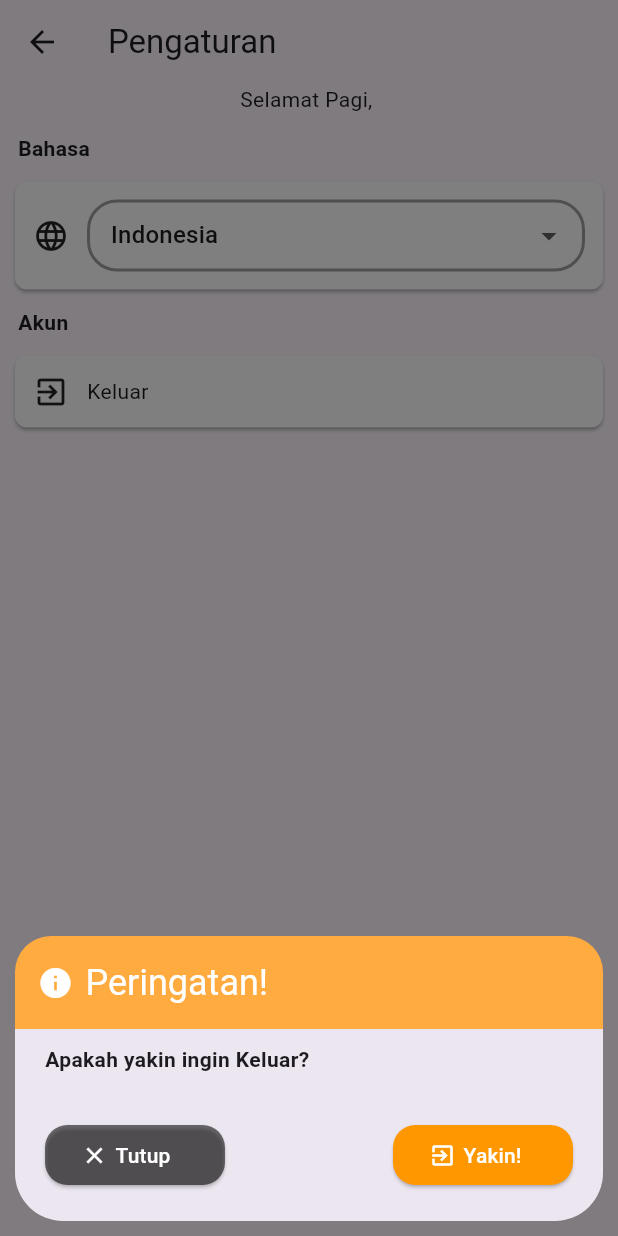
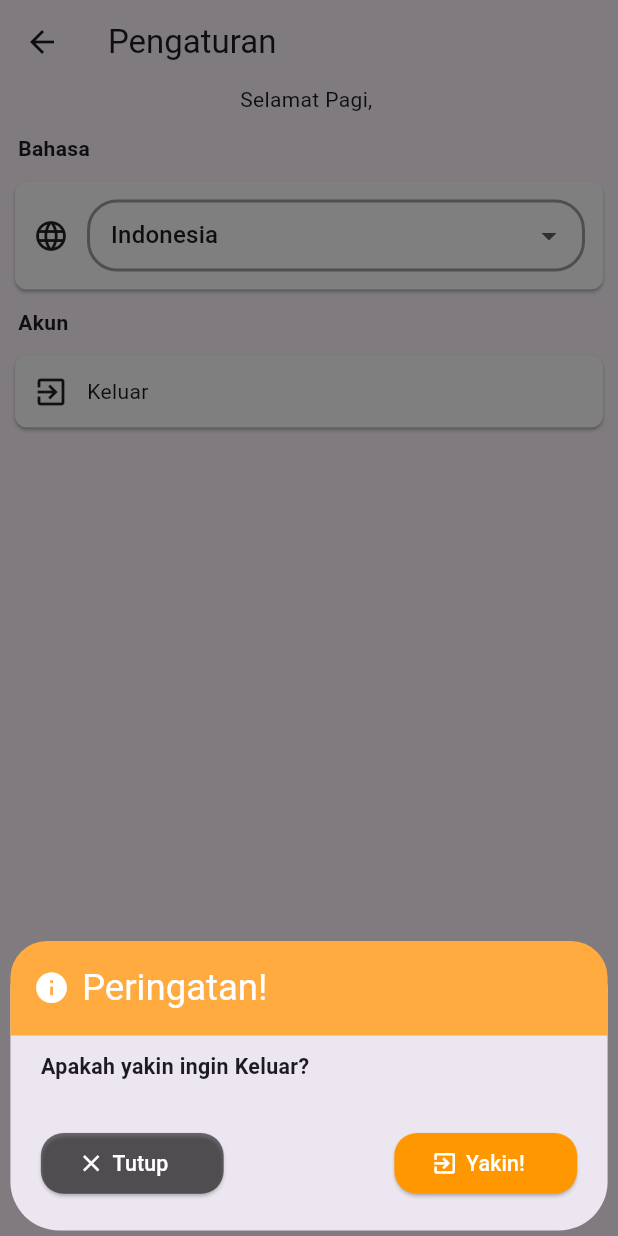
Before and after one commit to TataAdiN/Flutter-Intermediate-Learn, a Flutter app: the SettingsView screen opened directly, after a tap on "Keluar", on a phone screen of 412 x 824 dp. Run offline on Flutter 3.47's test engine with Material 3 defaults, Android fonts, the phone set to English and light mode, and no system bars; our stand-ins replace flutter_bloc, freezed_annotation, geocoding, go_router, google_maps_flutter, image_cropper and 5 more; accounts and stored records are empty; generated files the repository leaves out were written again.

Commit message:
add dialog with bounce animation

```diff
--- /dev/null
+++ b/lib/widgets/bounce_animation.dart
@@ -0,0 +1,47 @@
+import 'package:flutter/material.dart';
+
+class BounceAnimation extends StatefulWidget {
+  const BounceAnimation({super.key, required this.animateWidget});
+  final Widget animateWidget;
+  @override
+  BounceAnimationState createState() => BounceAnimationState();
+}
+
+class BounceAnimationState extends State<BounceAnimation>
+    with SingleTickerProviderStateMixin {
+  late AnimationController _controller;
+  late Animation<double> _animation;
+
+  @override
+  void initState() {
+    super.initState();
+    _controller = AnimationController(
+      duration: const Duration(seconds: 2),
+      vsync: this,
+    )..forward();
+
+    _animation = CurvedAnimation(
+      parent: _controller,
+      curve: Curves.elasticOut,
+    );
+  }
+
+  @override
+  Widget build(BuildContext context) {
+    return AnimatedBuilder(
+      animation: _animation,
+      builder: (BuildContext context, Widget? child) {
+        return Transform.scale(
+          scale: _animation.value,
+          child: widget.animateWidget,
+        );
+      },
+    );
+  }
+
+  @override
+  void dispose() {
+    _controller.dispose();
+    super.dispose();
+  }
+}
--- a/lib/widgets/dialogs/app_show_dialog.dart
+++ b/lib/widgets/dialogs/app_show_dialog.dart
@@ -1,4 +1,5 @@
 import 'package:flutter/material.dart';
+import 'package:flutter_intermediate_learn/widgets/bounce_animation.dart';
 
 Future<void> showAppDialog(
   BuildContext context, {
@@ -22,13 +23,7 @@ Future<void> showAppDialog(
       Animation<double> secondaryAnimation,
       Widget widget,
     ) {
-      return SlideTransition(
-        position: Tween<Offset>(
-          begin: const Offset(0, 1),
-          end: Offset.zero,
-        ).animate(animation),
-        child: dialog,
-      );
+      return BounceAnimation(animateWidget: dialog);
     },
   );
 }
```
